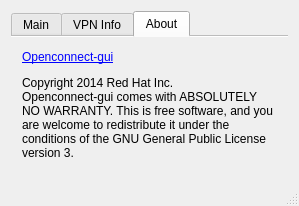
Qt form mainwindow.ui (openconnect/openconnect-gui) before a commit.
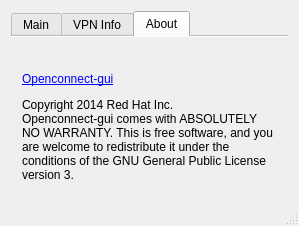
The same form after that commit. The open tabs and pages were chosen to show the change. Icons and pictures are not drawn.

Commit message: libopenconnect version was moved to About box

```diff
--- a/mainwindow.ui
+++ b/mainwindow.ui
@@ -9,8 +9,8 @@
    <rect>
     <x>0</x>
     <y>0</y>
-    <width>296</width>
-    <height>174</height>
+    <width>284</width>
+    <height>192</height>
    </rect>
   </property>
   <property name="sizePolicy">
@@ -371,8 +371,15 @@
        <attribute name="title">
         <string>About</string>
        </attribute>
-       <layout class="QGridLayout" name="gridLayout_4">
-        <item row="0" column="0">
+       <layout class="QVBoxLayout" name="verticalLayout_3">
+        <item>
+         <widget class="QLabel" name="versionLabel">
+          <property name="text">
+           <string/>
+          </property>
+         </widget>
+        </item>
+        <item>
          <widget class="QLabel" name="label_3">
           <property name="text">
            <string>&lt;html&gt;&lt;head/&gt;&lt;body&gt;&lt;p&gt;&lt;a href=&quot;https://github.com/nmav/openconnect-gui/wiki&quot;&gt;&lt;span style=&quot; text-decoration: underline; color:#0000ff;&quot;&gt;Openconnect-gui&lt;/span&gt;&lt;/a&gt;&lt;/p&gt;&lt;p&gt;Copyright 2014 Red Hat Inc.&lt;br/&gt;Openconnect-gui comes with ABSOLUTELY NO WARRANTY. This is free software, and you are welcome to redistribute it under the conditions of the GNU General Public License version 3. &lt;/p&gt;&lt;/body&gt;&lt;/html&gt;</string>
```
The commit also changes 2 other files.
